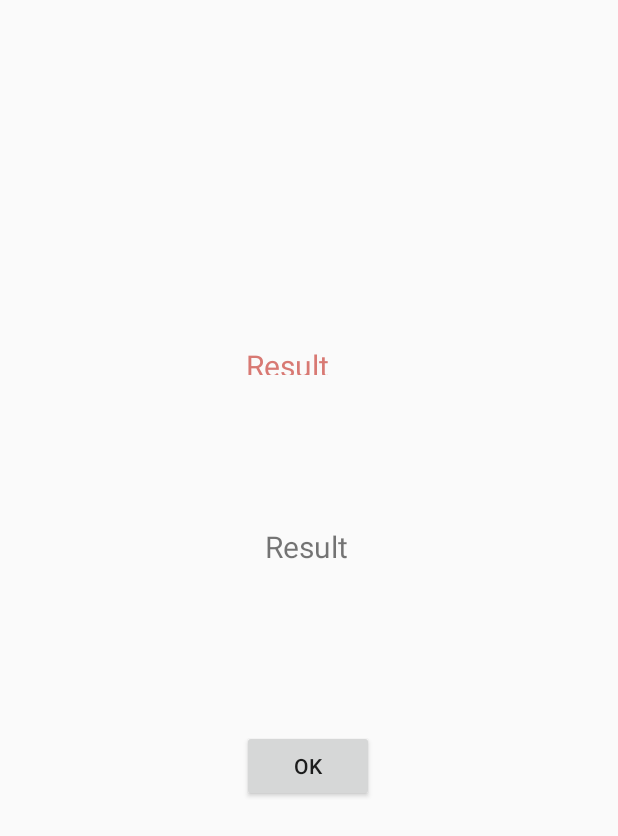
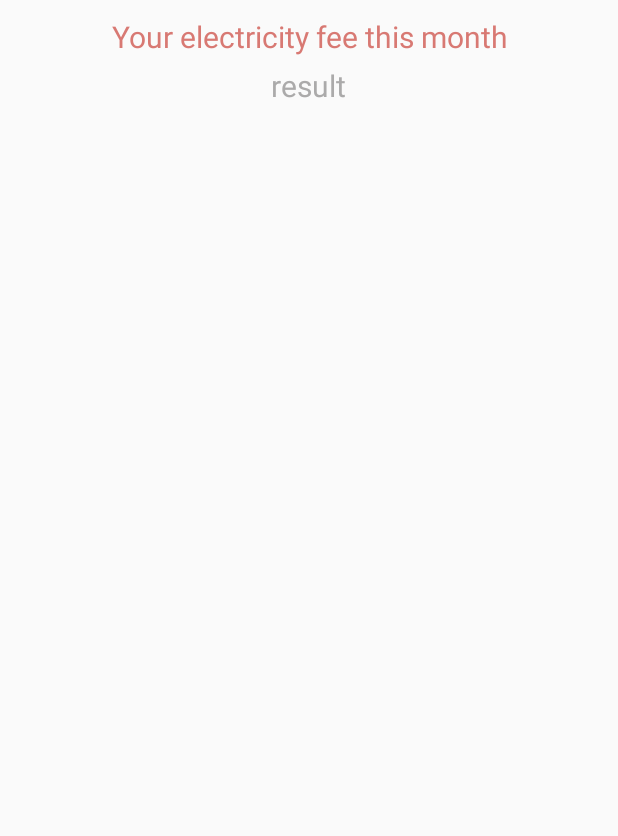
Before and after one commit to SkipperXZ/real-time-electricity-bill-calculation, an Android app: the layout activity_result.xml on its own in the app's theme, with its tools: preview values and no code run, on a phone screen of 412 x 824 dp. Shown: the top 836 px of the screen. Run offline under Robolectric (Android 15) with nearby library versions, the phone set to English and light mode, and no system bars.

Commit message:
เทส

```diff
--- a/Home_GN/app/src/main/java/com/example/a59011178/home/equip/TabEquip.java
+++ b/Home_GN/app/src/main/java/com/example/a59011178/home/equip/TabEquip.java
@@ -21,7 +21,11 @@ public class TabEquip extends Fragment {
     private List<Item> mItemList;
     private DatabaseHelper mHelp;
 
+
+
+
     @Override
+
     public View onCreateView(LayoutInflater inflater, ViewGroup container,
                              Bundle savedInstanceState) {
         View rootView = inflater.inflate(R.layout.fragment_tabequip, container, false);
@@ -35,5 +39,7 @@ public class TabEquip extends Fragment {
 
         return rootView;
 
+
     }
+
 }
--- a/Home_GN/app/src/main/java/com/example/a59011178/home/graph/TabGraph.java
+++ b/Home_GN/app/src/main/java/com/example/a59011178/home/graph/TabGraph.java
@@ -13,6 +13,9 @@ public class TabGraph extends Fragment {
     public View onCreateView(LayoutInflater inflater, ViewGroup container,
                              Bundle savedInstanceState) {
         View rootView = inflater.inflate(R.layout.fragment_tabgraph, container, false);
+
+
+
         return rootView;
     }
 }
--- a/Home_GN/app/src/main/res/layout/activity_result.xml
+++ b/Home_GN/app/src/main/res/layout/activity_result.xml
@@ -1,63 +1,39 @@
 <?xml version="1.0" encoding="utf-8"?>
-<android.support.constraint.ConstraintLayout xmlns:android="http://schemas.android.com/apk/res/android"
-    xmlns:app="http://schemas.android.com/apk/res-auto"
-    xmlns:tools="http://schemas.android.com/tools"
+<LinearLayout
+    xmlns:android="http://schemas.android.com/apk/res/android"
+    android:id="@+id/actresult"
+
     android:layout_width="match_parent"
     android:layout_height="match_parent"
-    tools:context=".cal.ResultActivity">
+    android:orientation="vertical"
+    android:padding="5dp">
 
 
     <TextView
         android:id="@+id/textresult"
         android:layout_width="wrap_content"
-        android:layout_height="20dp"
-        android:layout_marginStart="164dp"
-        android:layout_marginLeft="164dp"
-        android:layout_marginTop="148dp"
-        android:layout_marginEnd="164dp"
-        android:layout_marginRight="164dp"
-        android:layout_marginBottom="19dp"
-        android:text="Result"
+        android:layout_height="wrap_content"
+        android:layout_gravity="center_horizontal"
+        android:layout_marginTop="5dp"
+        android:text="@string/result_title"
         android:textAlignment="center"
         android:textColor="#d87973"
-        android:textSize="20sp"
-        app:layout_constraintBottom_toTopOf="@+id/bahtresult"
-        app:layout_constraintEnd_toEndOf="parent"
-        app:layout_constraintHorizontal_bias="0.0"
-        app:layout_constraintStart_toStartOf="parent"
-        app:layout_constraintTop_toTopOf="parent" />
+        android:textSize="20sp" />
 
     <TextView
         android:id="@+id/bahtresult"
-        android:layout_width="85dp"
-        android:layout_height="32dp"
-        android:layout_marginStart="150dp"
-        android:layout_marginLeft="150dp"
-        android:layout_marginTop="194dp"
-        android:layout_marginEnd="149dp"
-        android:layout_marginRight="149dp"
-        android:layout_marginBottom="285dp"
-        android:textSize="20sp"
-        android:text="Result "
-        android:textAlignment="center"
-        app:layout_constraintBottom_toBottomOf="parent"
-        app:layout_constraintEnd_toEndOf="parent"
-        app:layout_constraintStart_toStartOf="parent"
-        app:layout_constraintTop_toTopOf="parent" />
-
-    <Button
-        android:id="@+id/backcal"
         android:layout_width="wrap_content"
         android:layout_height="wrap_content"
-        android:layout_marginStart="147dp"
-        android:layout_marginLeft="147dp"
-        android:layout_marginTop="26dp"
-        android:layout_marginEnd="149dp"
-        android:layout_marginRight="149dp"
-        android:layout_marginBottom="211dp"
-        android:text="OK"
-        app:layout_constraintBottom_toBottomOf="parent"
-        app:layout_constraintEnd_toEndOf="parent"
-        app:layout_constraintStart_toStartOf="parent"
-        app:layout_constraintTop_toBottomOf="@+id/bahtresult" />
-</android.support.constraint.ConstraintLayout>
+        android:layout_gravity="center_horizontal"
+        android:layout_marginTop="5dp"
+        android:text="result"
+        android:textAlignment="center"
+        android:textColor="#abaaaa"
+        android:textSize="20sp" />
+
+
+    <!--</LinearLayout>-->
+
+    <!--</RelativeLayout>-->
+
+</LinearLayout>
--- a/Home_GN/app/src/main/res/values/strings.xml
+++ b/Home_GN/app/src/main/res/values/strings.xml
@@ -38,6 +38,6 @@
     <string name="edit">Edit</string>
     <string name="ok">OK</string>
     <string name="cancel">CANCEL</string>
-
+    <string name="result_title">Your electricity fee this month</string>
 
 </resources>
```
Also changed, not shown: Home_GN/app/src/main/java/com/example/a59011178/home/AddItemActivity.java (+17 -1 lines), Home_GN/app/src/main/java/com/example/a59011178/home/DatabaseHelper.java (+32 -2 lines), Home_GN/app/src/main/java/com/example/a59011178/home/cal/ItemListAdapter_cal.java (+22 -22 lines), Home_GN/app/src/main/java/com/example/a59011178/home/cal/ResultActivity.java (+2 -44 lines), Home_GN/app/src/main/java/com/example/a59011178/home/cal/TabCal.java (+30 -10 lines), Home_GN/app/src/main/java/com/example/a59011178/home/edit/ItemListAdapter_edit.java (+6 -10 lines), Home_GN/app/src/main/java/com/example/a59011178/home/equip/ItemListAdapter_equip.java (+37 -26 lines), Home_GN/app/src/main/java/com/example/a59011178/home/timer/CountUpTimer.java (+1 -12 lines), Home_GN/app/src/main/res/layout/sublist_calculate.xml (added, +59 -0 lines), Home_GN/app/src/main/res/layout/sublist_editequipment.xml (added, +116 -0 lines), Home_GN/app/src/main/res/layout/timeoffset.xml (+12 -43 lines).
